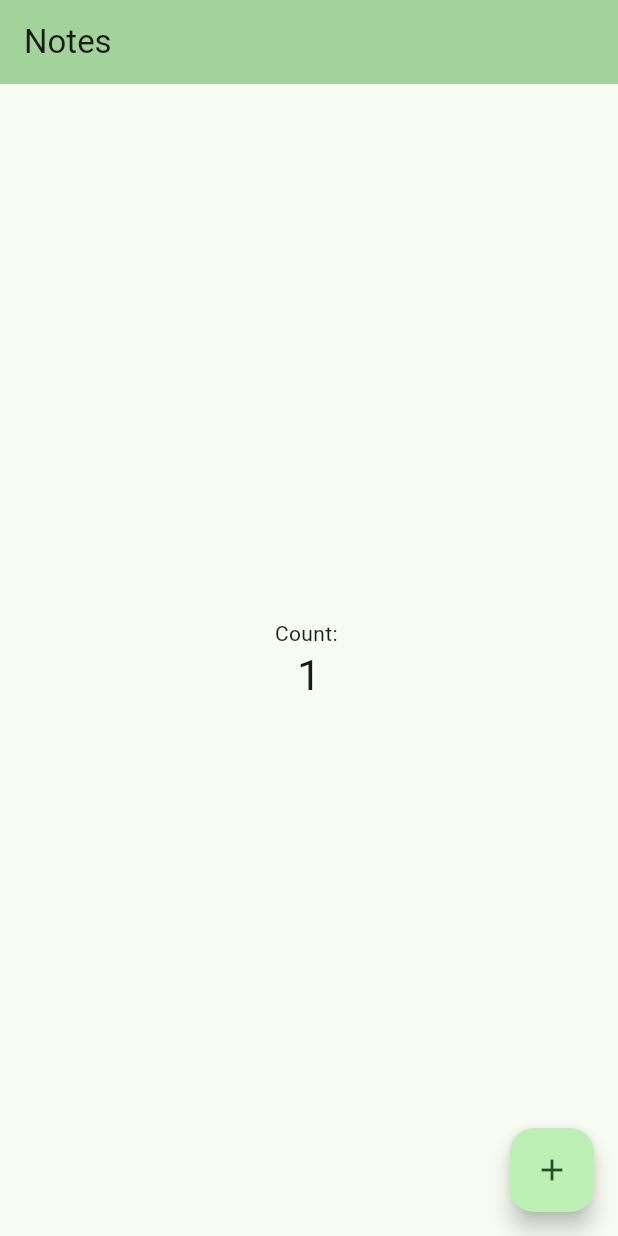
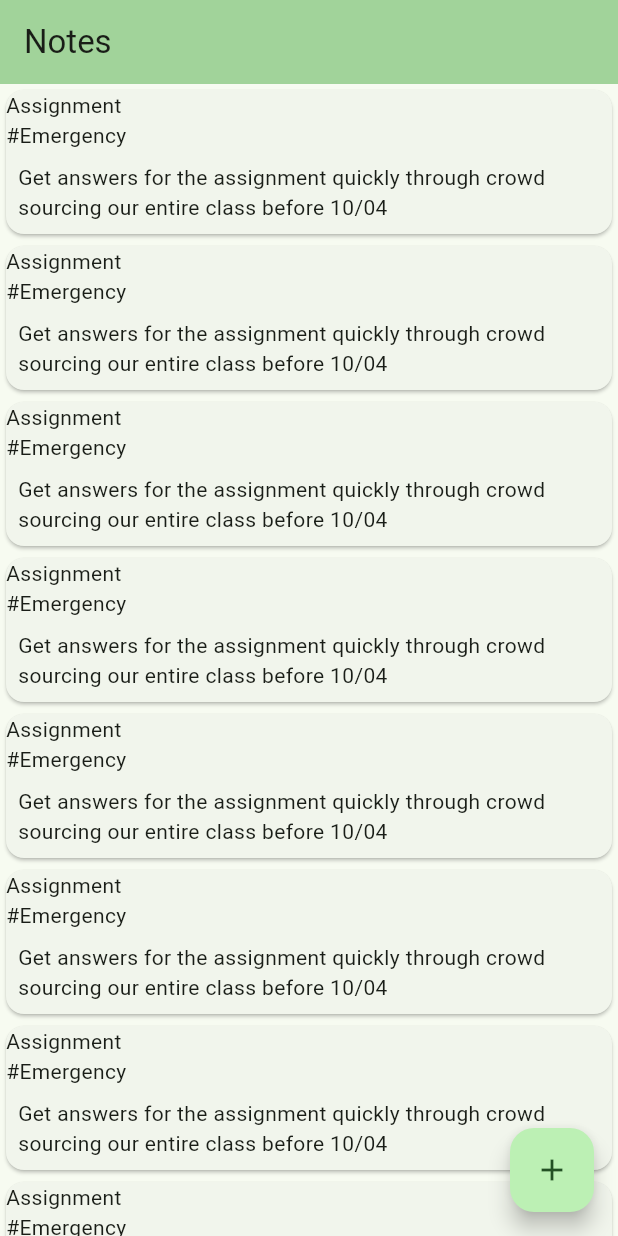
Before and after one commit to nijuyonkadesu/notes-flutter, a Flutter app: the screen it shows after launch, after a tap on the "add" icon, on a phone screen of 412 x 824 dp. Run offline on Flutter 3.47's test engine with Material 2 defaults, Android fonts, the phone set to English and light mode, and no system bars.

Commit message:
Basic Ugly Card

```diff
--- a/lib/main.dart
+++ b/lib/main.dart
@@ -1,4 +1,5 @@
 import 'package:flutter/material.dart';
+import 'package:notesflutter/single_note.dart';
 
 void main() {
   runApp(const MyNotesApp());
@@ -31,11 +32,9 @@ class NotesHomePage extends StatefulWidget {
 }
 
 class _NotesHomePageState extends State<NotesHomePage> {
-  int _counter = 0;
 
-  void _incrementCounter() {
+  void _newNote() {
     setState(() {
-      _counter++;
     });
   }
 
@@ -46,29 +45,32 @@ class _NotesHomePageState extends State<NotesHomePage> {
         backgroundColor: Theme.of(context).colorScheme.inversePrimary,
         title: Text(widget.title),
       ),
-      body: _buildNoteList(),
+      // body: _buildNoteList(),
+      body: ListView(
+        children: [
+          SingleNote(),
+          SingleNote(),
+          SingleNote(),
+          SingleNote(),
+          SingleNote(),
+          SingleNote(),
+          SingleNote(),
+          SingleNote(),
+          SingleNote(),
+          SingleNote(),
+          SingleNote(),
+          SingleNote(),
+          SingleNote(),
+          SingleNote(),
+          SingleNote(),
+          SingleNote(),
+        ],
+      ),
       floatingActionButton: FloatingActionButton(
-        onPressed: _incrementCounter,
+        onPressed: _newNote,
         tooltip: 'Increment',
         child: const Icon(Icons.add),
       ),
     );
   }
-
-  Center _buildNoteList(){
-    return Center(
-      child: Column(
-        mainAxisAlignment: MainAxisAlignment.center,
-        children: <Widget>[
-          const Text(
-            'Count: ',
-          ),
-          Text(
-            '$_counter',
-            style: Theme.of(context).textTheme.headlineMedium,
-          ),
-        ],
-      ),
-    );
-  }
 }
--- /dev/null
+++ b/lib/single_note.dart
@@ -0,0 +1,37 @@
+import 'package:flutter/cupertino.dart';
+import 'package:flutter/material.dart';
+
+class SingleNote extends StatefulWidget {
+  const SingleNote({Key? key}) : super(key: key);
+
+  @override
+  State<SingleNote> createState() => _SingleNoteState();
+}
+
+class _SingleNoteState extends State<SingleNote> {
+
+  String content = "Get answers for the assignment quickly through crowd sourcing our entire class before 10/04";
+  String contentTitle = "Assignment";
+  String contentHashTag = "Emergency";
+
+  @override
+  Widget build(BuildContext context) {
+    return Card(
+      child: Column(
+        crossAxisAlignment: CrossAxisAlignment.start,
+        children: [
+          Container(
+            child: Text(contentTitle),
+          ),
+          Container(
+            child: Text("#$contentHashTag"),
+          ),
+          Container(
+            padding: EdgeInsets.all(8),
+            child: Text(content),
+          )
+        ],
+      ),
+    );
+  }
+}
```
